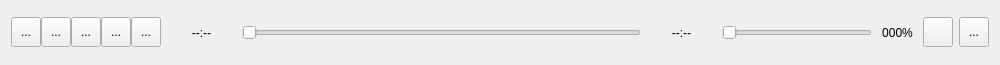
Above: src/gui/widgets/overlay/playercontrols.ui from ripose-jp/Memento before the change. Below: the same form after it.
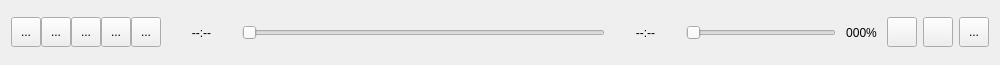
That is the form after the change. Icons and pictures are not drawn. Custom widgets are drawn as their Qt base class.

```diff
--- a/src/gui/widgets/overlay/playercontrols.ui
+++ b/src/gui/widgets/overlay/playercontrols.ui
@@ -249,6 +249,22 @@
      </property>
     </widget>
    </item>
+   <item>
+    <widget class="QToolButton" name="buttonToggleOCR">
+     <property name="minimumSize">
+      <size>
+       <width>30</width>
+       <height>30</height>
+      </size>
+     </property>
+     <property name="toolTip">
+      <string>Enter OCR mode</string>
+     </property>
+     <property name="text">
+      <string/>
+     </property>
+    </widget>
+   </item>
    <item>
     <widget class="QToolButton" name="buttonToggleSubList">
      <property name="minimumSize">
```
